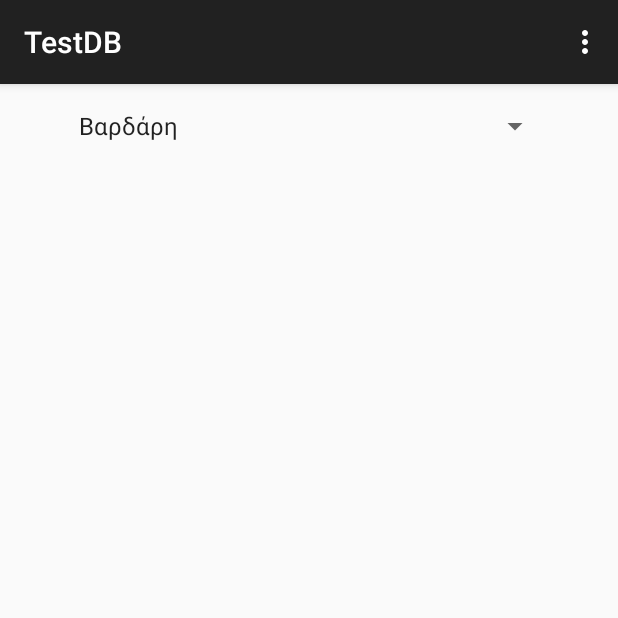
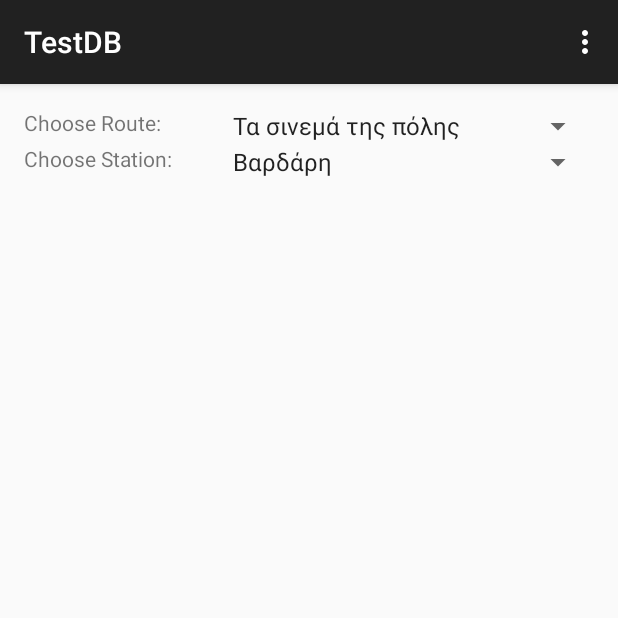
Before and after one commit to OSWINDS/CineMetro, an Android app: the TestDB screen opened directly, with no data from a screen before it, on a phone screen of 412 x 824 dp, the top half of it. Run offline under Robolectric (Android 15) with nearby library versions, the phone set to English and light mode, and no system bars.

Commit message:
Added Routes and Stations at the Test_DB activity with spinner for testing,it works.

```diff
--- a/app/src/main/java/cinemetroproject/cinemetro/TestDB.java
+++ b/app/src/main/java/cinemetroproject/cinemetro/TestDB.java
@@ -4,32 +4,28 @@ import android.support.v7.app.ActionBarActivity;
 import android.os.Bundle;
 import android.view.Menu;
 import android.view.MenuItem;
-
+import android.widget.AdapterView;
 import java.util.ArrayList;
 import android.widget.Spinner;
 import android.widget.ArrayAdapter;
+import android.view.*;
 
 import cinemetroproject.cinemetro.R;
 
 public class TestDB extends ActionBarActivity {
 
+    private ArrayList<Route> routes;
     private ArrayList<Station> stations;
+    ArrayList<String> names;
+    ArrayList<String> station_names;
+    Spinner route_spinner;
+
     @Override
     protected void onCreate(Bundle savedInstanceState) {
         super.onCreate(savedInstanceState);
         setContentView(R.layout.activity_test_db);
 
         this.initializeData();
-        Spinner spinner = (Spinner) findViewById(R.id.spinner);
-        ArrayList<String> names = new ArrayList<String>();
-        for(Station s : stations)
-        {
-            names.add(s.getName());
-        }
-        ArrayAdapter<String> spinnerArrayAdapter = new ArrayAdapter<String>(this,   android.R.layout.simple_spinner_item, names);
-        spinnerArrayAdapter.setDropDownViewResource(android.R.layout.simple_spinner_dropdown_item); // The drop down view
-        spinner.setAdapter(spinnerArrayAdapter);
-
     }
 
 
@@ -54,6 +50,47 @@ public class TestDB extends ActionBarActivity {
 
     public void initializeData()
     {
-        this.stations = dbAdapter.getInstance().getStations();
+        //get the routes
+        this.routes = dbAdapter.getInstance().getRoutes();
+
+        //set spinner for routes
+        route_spinner = (Spinner) findViewById(R.id.spinner);
+        //create array with the names of each route
+        names = new ArrayList<String>();
+        for(Route r : routes)
+        {
+            names.add(r.getName());
+        }
+        ArrayAdapter<String> route_spinnerArrayAdapter = new ArrayAdapter<String>(this,   android.R.layout.simple_spinner_item, names);
+        route_spinnerArrayAdapter.setDropDownViewResource(android.R.layout.simple_spinner_dropdown_item); // The drop down view
+        route_spinner.setAdapter(route_spinnerArrayAdapter);
+
+        updateStations();
+
+        route_spinner.setOnItemSelectedListener(new AdapterView.OnItemSelectedListener() {
+            public void onItemSelected(AdapterView<?> parent, View view,
+                                       int position, long id) {
+                updateStations();
+            }
+
+            public void onNothingSelected(AdapterView<?> parent) {
+            }
+        });
+    }
+
+    public void updateStations()
+    {
+        //get the stations of the route currectly displayed in the spinner
+        stations = dbAdapter.getInstance().getStationByRoute(routes.get(route_spinner.getSelectedItemPosition()).getId());
+        //create array with the names of these stations
+        station_names = new ArrayList<String>();
+        for(Station s : stations)
+        {
+            station_names.add(s.getName());
+        }
+        Spinner station_spinner = (Spinner) findViewById(R.id.spinner2);
+        ArrayAdapter<String> station_spinnerArrayAdapter = new ArrayAdapter<String>(this,   android.R.layout.simple_spinner_item, station_names);
+        station_spinnerArrayAdapter.setDropDownViewResource(android.R.layout.simple_spinner_dropdown_item); // The drop down view
+        station_spinner.setAdapter(station_spinnerArrayAdapter);
     }
 }
--- a/app/src/main/java/cinemetroproject/cinemetro/dbAdapter.java
+++ b/app/src/main/java/cinemetroproject/cinemetro/dbAdapter.java
@@ -5,18 +5,37 @@ import java.util.ArrayList;
 final class dbAdapter {
     private static dbAdapter ourInstance = new dbAdapter();
 
+    /**
+     *
+     * @return instance of this class
+     */
     public static dbAdapter getInstance() {
         return ourInstance;
     }
 
+    /**
+     * array of stations
+     */
     private ArrayList<Station> stations = new ArrayList<Station>();
+
+    /**
+     * array of routes
+     */
     private ArrayList<Route> routes = new ArrayList<Route>();
+
+    /**
+     * dbHelper object to interact with the db
+     */
+    private dbHelper db;
 
     private dbAdapter() {
     }
 
-    private dbHelper db;
 
+    /**
+     * fills the db if data if the tables are empty and then fill the arrays with the data from the db
+     * @param db
+     */
     public void setDB(dbHelper db)
     {
         this.db =db;
@@ -28,6 +47,9 @@ final class dbAdapter {
         }
     }
 
+    /**
+     * Inserts the data into the tables
+     */
     public void populateDB()
     {
 
@@ -144,6 +166,9 @@ final class dbAdapter {
                 "χρώμα 2"));
     }
 
+    /**
+     * Fills the arrays with data from the DB
+     */
     public void fillArrays()
 
     {
@@ -151,13 +176,26 @@ final class dbAdapter {
         this.routes = this.db.getAllRoutes();
     }
 
+    /**
+     *
+     * @return all the stations in the DB
+     */
     public ArrayList<Station> getStations()
     {
         return this.stations;
     }
 
+    /**
+     *
+     * @return all the routes in the DB
+     */
     public ArrayList<Route> getRoutes() {return this.routes; }
 
+    /**
+     *
+     * @param route_id
+     * @return the stations that belong to the route with this id
+     */
     public ArrayList<Station> getStationByRoute(int route_id)
     {
         ArrayList<Station> route_stations = new ArrayList<Station>();
--- a/app/src/main/java/cinemetroproject/cinemetro/dbHelper.java
+++ b/app/src/main/java/cinemetroproject/cinemetro/dbHelper.java
@@ -34,9 +34,9 @@ public class dbHelper extends SQLiteOpenHelper {
         // SQL statement to create table route
         query = "CREATE TABLE IF NOT EXISTS route ( " +
                 "id INTEGER PRIMARY KEY AUTOINCREMENT, " +
-                "name TEXT, " +
-                "state INTEGER," +
-                "colour TEXT )";
+                "name TEXT, "  +
+                "colour TEXT,"+
+                "state INTEGER)";
 
         // create station route
         db.execSQL(query);
@@ -85,7 +85,7 @@ public class dbHelper extends SQLiteOpenHelper {
         values.put("name", station.getName()); // get name
         values.put("description", station.getDescription()); // get description
         values.put("route_id", station.getRoute_id());
-        values.put("colour", station.getColour().toString());
+        values.put("colour", station.getColour());
 
         //insert
         db.insert("station", // table
--- a/app/src/main/res/layout/activity_test_db.xml
+++ b/app/src/main/res/layout/activity_test_db.xml
@@ -13,6 +13,36 @@
         android:layout_width="wrap_content"
         android:layout_height="wrap_content"
         android:id="@+id/spinner"
+        android:layout_alignTop="@+id/textView"
+        android:layout_toRightOf="@+id/textView"
+        android:layout_toEndOf="@+id/textView"
+        android:layout_marginLeft="40dp" />
+
+    <TextView
+        android:layout_width="wrap_content"
+        android:layout_height="wrap_content"
+        android:text="Choose Route:"
+        android:id="@+id/textView"
         android:layout_alignParentTop="true"
-        android:layout_centerHorizontal="true" />
+        android:layout_alignParentLeft="true"
+        android:layout_alignParentStart="true" />
+
+    <TextView
+        android:layout_width="wrap_content"
+        android:layout_height="wrap_content"
+        android:text="Choose Station:"
+        android:id="@+id/textView2"
+        android:layout_below="@+id/spinner"
+        android:layout_alignParentLeft="true"
+        android:layout_alignParentStart="true" />
+
+    <Spinner
+        android:layout_width="wrap_content"
+        android:layout_height="wrap_content"
+        android:id="@+id/spinner2"
+        android:layout_below="@+id/spinner"
+        android:layout_alignLeft="@+id/spinner"
+        android:layout_alignStart="@+id/spinner" />
+
+
 </RelativeLayout>
```
